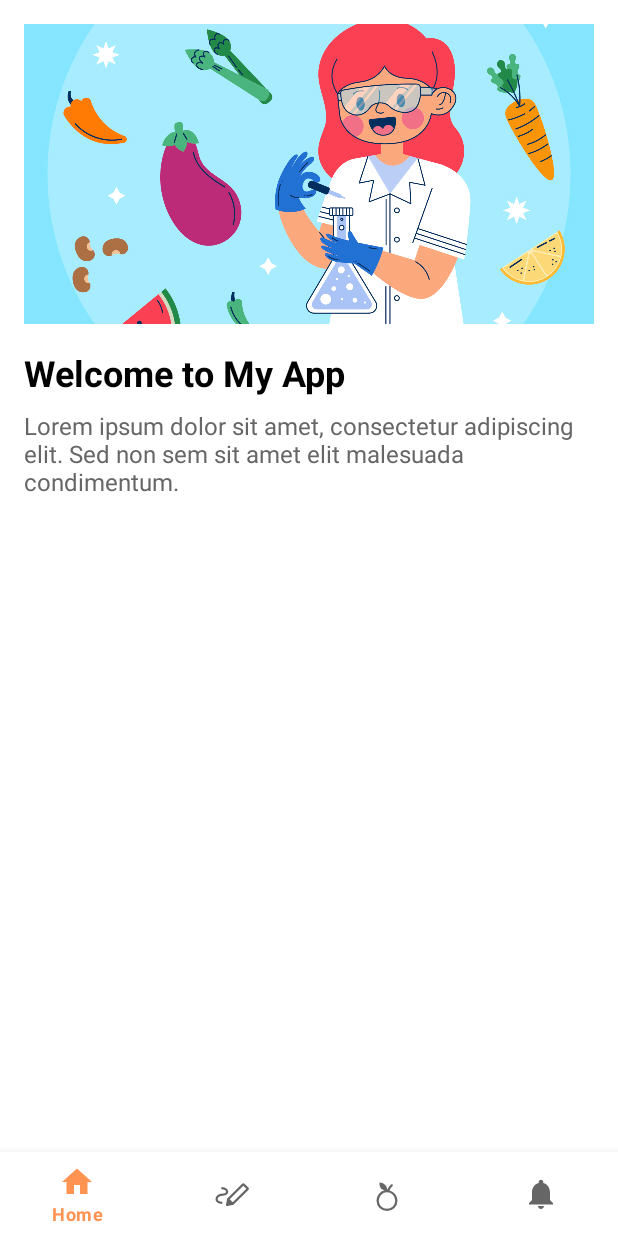
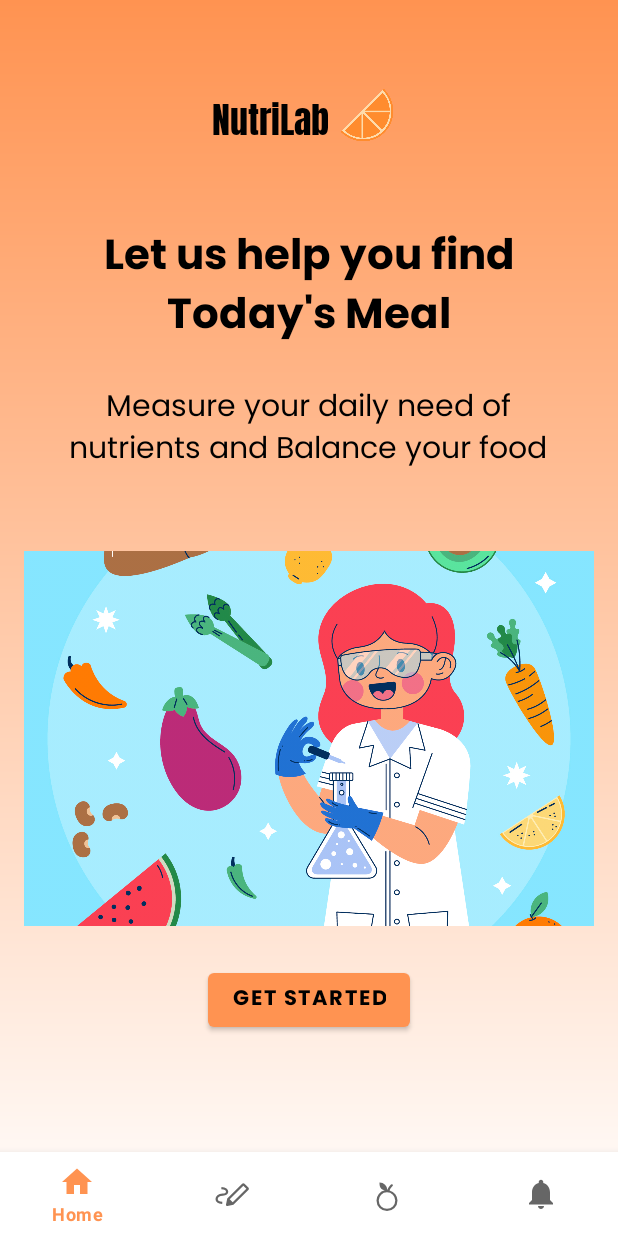
Before and after one commit to oussamaZAAM/Nutrilab-App, an Android app: the screen it shows after launch (MainActivity), on a phone screen of 412 x 824 dp. Run offline under Robolectric (Android 15) with nearby library versions, the phone set to English and light mode, and no system bars; our stand-ins replace navigation-ui.

Commit message:
Home Page

```diff
--- a/app/src/main/java/com/example/nutrilab/ui/home/HomeFragment.java
+++ b/app/src/main/java/com/example/nutrilab/ui/home/HomeFragment.java
@@ -1,36 +1,18 @@
 package com.example.nutrilab.ui.home;
 
 import android.os.Bundle;
-import android.text.Editable;
-import android.text.TextWatcher;
-import android.util.Log;
 import android.view.LayoutInflater;
 import android.view.View;
 import android.view.ViewGroup;
 import android.widget.Button;
-import android.widget.EditText;
-import android.widget.ImageButton;
-import android.widget.LinearLayout;
-import android.widget.ListView;
-import android.widget.RelativeLayout;
-import android.widget.TextView;
 
 import androidx.annotation.NonNull;
 import androidx.annotation.Nullable;
 import androidx.fragment.app.Fragment;
+import androidx.navigation.NavController;
+import androidx.navigation.Navigation;
 
 import com.example.nutrilab.R;
-import com.example.nutrilab.ui.food.ChosenFoodListAdapter;
-import com.example.nutrilab.ui.food.FoodListAdapter;
-
-import org.json.JSONArray;
-import org.json.JSONException;
-import org.json.JSONObject;
-
-import java.io.IOException;
-import java.io.InputStream;
-import java.util.ArrayList;
-import java.util.HashMap;
 
 public class HomeFragment extends Fragment {
 
@@ -45,6 +27,13 @@ public class HomeFragment extends Fragment {
     public View onCreateView(@NonNull LayoutInflater inflater, @Nullable ViewGroup container, @NonNull Bundle savedInstanceState) {
         View view = inflater.inflate(R.layout.fragment_home, container, false);
 
+        Button getStarted = view.findViewById(R.id.get_started);
+
+        getStarted.setOnClickListener(v->{
+            NavController navController = Navigation.findNavController(view);
+            navController.popBackStack(R.id.navigation_home, false);
+            navController.navigate(R.id.navigation_infos);
+        });
 
         return view;
     }
--- /dev/null
+++ b/app/src/main/res/drawable/gradient_background2.xml
@@ -0,0 +1,8 @@
+<?xml version="1.0" encoding="utf-8"?>
+<shape xmlns:android="http://schemas.android.com/apk/res/android">
+    <gradient
+        android:type="linear"
+        android:startColor="@color/main_color"
+        android:endColor="@color/white"
+        android:angle="-90" />
+</shape>
--- a/app/src/main/res/layout/fragment_home.xml
+++ b/app/src/main/res/layout/fragment_home.xml
@@ -8,33 +8,72 @@
         android:layout_width="match_parent"
         android:layout_height="match_parent"
         android:orientation="vertical"
+        android:background="@drawable/gradient_background2"
         android:padding="16dp">
+
+        <LinearLayout
+            android:layout_width="match_parent"
+            android:layout_height="wrap_content"
+            android:orientation="horizontal"
+            android:layout_marginVertical="40dp"
+            android:gravity="center">
+            <TextView
+                android:layout_width="wrap_content"
+                android:layout_height="wrap_content"
+                android:text="NutriLab"
+                android:fontFamily="@font/anton"
+                android:textSize="24dp"
+                android:textColor="@color/black" />
+            <ImageView
+                android:layout_width="40dp"
+                android:layout_height="40dp"
+                android:src="@drawable/logo"
+                android:scaleType="fitCenter"
+                android:layout_marginHorizontal="5dp"/>
+        </LinearLayout>
+
+        <TextView
+            android:layout_width="280dp"
+            android:layout_height="wrap_content"
+            android:text="Let us help you find Today's Meal"
+            android:fontFamily="@font/poppinsbold"
+            android:textSize="28dp"
+            android:layout_gravity="center"
+            android:gravity="center"
+            android:textColor="@color/black"
+            android:layout_marginVertical="10dp"
+            />
+
+        <TextView
+            android:layout_width="330dp"
+            android:layout_height="wrap_content"
+            android:text="Measure your daily need of nutrients and Balance your food"
+            android:fontFamily="@font/poppins"
+            android:textSize="20dp"
+            android:layout_gravity="center"
+            android:gravity="center"
+            android:textColor="@color/black"
+            android:layout_marginTop="10dp"
+            android:layout_marginBottom="50dp"
+            />
 
         <ImageView
             android:id="@+id/imageView"
             android:layout_width="match_parent"
-            android:layout_height="200dp"
+            android:layout_height="250dp"
             android:scaleType="centerCrop"
             android:src="@drawable/science1" />
 
-        <TextView
-            android:id="@+id/titleTextView"
-            android:layout_width="match_parent"
+        <Button
+            android:id="@+id/get_started"
+            android:layout_width="wrap_content"
             android:layout_height="wrap_content"
-            android:text="Welcome to My App"
-            android:textSize="24sp"
-            android:textColor="#000000"
-            android:textStyle="bold"
-            android:paddingTop="16dp"
-            android:paddingBottom="8dp" />
-
-        <TextView
-            android:id="@+id/descriptionTextView"
-            android:layout_width="match_parent"
-            android:layout_height="wrap_content"
-            android:text="Lorem ipsum dolor sit amet, consectetur adipiscing elit. Sed non sem sit amet elit malesuada condimentum."
-            android:textSize="16sp"
-            android:textColor="#666666" />
+            android:layout_gravity="center"
+            android:gravity="center"
+            android:layout_marginTop="25dp"
+            android:text="Get Started"
+            android:textColor="@color/black"
+            android:fontFamily="@font/poppinsbold"/>
 
     </LinearLayout>
 
--- a/app/src/main/res/values/colors.xml
+++ b/app/src/main/res/values/colors.xml
@@ -8,6 +8,7 @@
     <color name="danger">#FFDC3545</color>
     <color name="white">#FFFFFFFF</color>
     <color name="black">#FF000000</color>
+    <color name="gray">#FFAAAAAA</color>
     <color name="main_color">#FFFF9351</color>
     <color name="male">#0077ff</color>
     <color name="female">#ff00a3</color>
--- a/app/src/main/res/values/dimens.xml
+++ b/app/src/main/res/values/dimens.xml
@@ -3,4 +3,5 @@
     <dimen name="activity_horizontal_margin">16dp</dimen>
     <dimen name="activity_vertical_margin">16dp</dimen>
     <dimen name="fab_margin">16dp</dimen>
+    <dimen name="scale_factor">10dp</dimen>
 </resources>
```
Also changed, not shown: app/src/main/res/drawable/logo.png (added).
